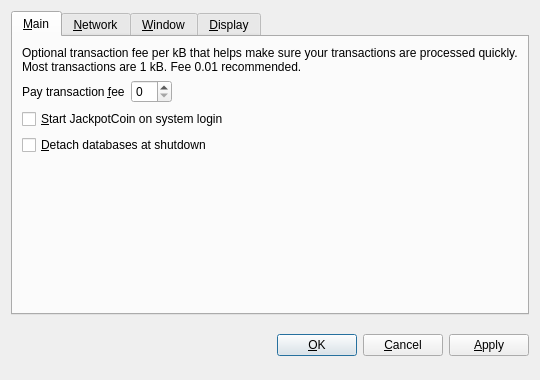
The window that src/qt/forms/optionsdialog.ui (rtc29462/JackpotCoin) describes before a commit, drawn with Qt 5.
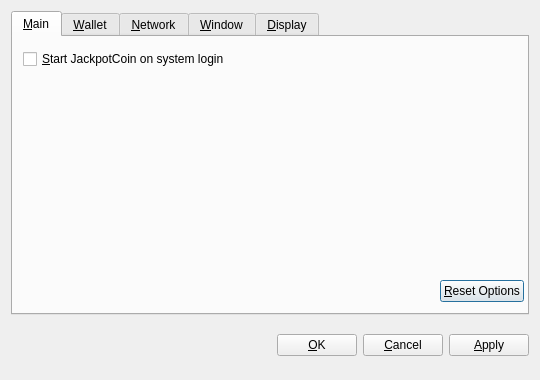
The same window after the commit. The open tabs and pages were chosen to show the change. Custom widgets are drawn as their Qt base class.

The edit to the form file:
```diff
--- a/src/qt/forms/optionsdialog.ui
+++ b/src/qt/forms/optionsdialog.ui
@@ -29,6 +29,90 @@
       <attribute name="title">
        <string>&amp;Main</string>
       </attribute>
+      <widget class="QWidget" name="horizontalLayoutWidget">
+       <property name="geometry">
+        <rect>
+         <x>10</x>
+         <y>239</y>
+         <width>501</width>
+         <height>31</height>
+        </rect>
+       </property>
+       <layout class="QHBoxLayout" name="horizontalLayout">
+        <item>
+         <spacer name="horizontalSpacer">
+          <property name="orientation">
+           <enum>Qt::Horizontal</enum>
+          </property>
+          <property name="sizeHint" stdset="0">
+           <size>
+            <width>40</width>
+            <height>20</height>
+           </size>
+          </property>
+         </spacer>
+        </item>
+        <item>
+         <widget class="QPushButton" name="resetButton">
+          <property name="text">
+           <string>&amp;Reset Options</string>
+          </property>
+         </widget>
+        </item>
+       </layout>
+      </widget>
+      <widget class="QWidget" name="verticalLayoutWidget">
+       <property name="geometry">
+        <rect>
+         <x>10</x>
+         <y>10</y>
+         <width>501</width>
+         <height>221</height>
+        </rect>
+       </property>
+       <layout class="QVBoxLayout" name="verticalLayout_2">
+        <item>
+         <widget class="QCheckBox" name="bitcoinAtStartup">
+          <property name="sizePolicy">
+           <sizepolicy hsizetype="Minimum" vsizetype="Expanding">
+            <horstretch>0</horstretch>
+            <verstretch>0</verstretch>
+           </sizepolicy>
+          </property>
+          <property name="maximumSize">
+           <size>
+            <width>16777215</width>
+            <height>24</height>
+           </size>
+          </property>
+          <property name="toolTip">
+           <string>Automatically start JackpotCoin after logging in to the system.</string>
+          </property>
+          <property name="text">
+           <string>&amp;Start JackpotCoin on system login</string>
+          </property>
+         </widget>
+        </item>
+        <item>
+         <spacer name="verticalSpacer">
+          <property name="orientation">
+           <enum>Qt::Vertical</enum>
+          </property>
+          <property name="sizeHint" stdset="0">
+           <size>
+            <width>20</width>
+            <height>40</height>
+           </size>
+          </property>
+         </spacer>
+        </item>
+       </layout>
+      </widget>
+     </widget>
+     <widget class="QWidget" name="tabWallet">
+      <attribute name="title">
+       <string>&amp;Wallet</string>
+      </attribute>
       <layout class="QVBoxLayout" name="verticalLayout_Main">
        <item>
         <widget class="QLabel" name="transactionFeeInfoLabel">
@@ -77,12 +161,15 @@
         </layout>
        </item>
        <item>
-        <widget class="QCheckBox" name="bitcoinAtStartup">
-         <property name="toolTip">
-          <string>Automatically start JackpotCoin after logging in to the system.</string>
-         </property>
+        <widget class="QLabel" name="reserveBalanceInfoLabel">
          <property name="text">
-          <string>&amp;Start JackpotCoin on system login</string>
+          <string>Reserved amount does not participate in staking and is therefore spendable at any time.</string>
+         </property>
+         <property name="textFormat">
+          <enum>Qt::PlainText</enum>
+         </property>
+         <property name="wordWrap">
+          <bool>true</bool>
          </property>
         </widget>
        </item>
```
Left out of the diff: 59 changed lines with no effect on the pictures.
